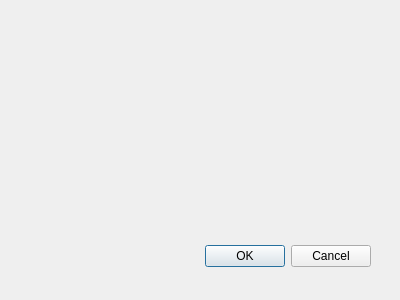
Old version of the form inputprep_dialog_base.ui in the repository khafen74/inputprep.
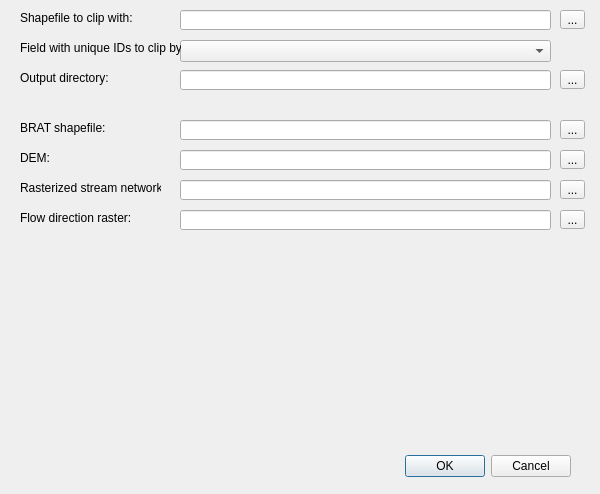
New version of the form.

The edit to the form file:
```diff
--- a/inputprep_dialog_base.ui
+++ b/inputprep_dialog_base.ui
@@ -1,22 +1,22 @@
 <ui version="4.0" >
  <class>inputprepDialogBase</class>
- <widget class="QDialog" name="inputprepDialogBase" >
-  <property name="geometry" >
+ <widget class="QDialog" name="inputprepDialogBase">
+  <property name="geometry">
    <rect>
     <x>0</x>
     <y>0</y>
-    <width>400</width>
-    <height>300</height>
+    <width>600</width>
+    <height>494</height>
    </rect>
   </property>
   <property name="windowTitle" >
    <string>Input Prep</string>
   </property>
-  <widget class="QDialogButtonBox" name="button_box" >
-   <property name="geometry" >
+  <widget class="QDialogButtonBox" name="button_box">
+   <property name="geometry">
     <rect>
-     <x>30</x>
-     <y>240</y>
+     <x>230</x>
+     <y>450</y>
      <width>341</width>
      <height>32</height>
     </rect>
@@ -28,6 +28,245 @@
     <set>QDialogButtonBox::Cancel|QDialogButtonBox::Ok</set>
    </property>
   </widget>
+  <widget class="QToolButton" name="toolButton">
+   <property name="geometry">
+    <rect>
+     <x>560</x>
+     <y>10</y>
+     <width>25</width>
+     <height>19</height>
+    </rect>
+   </property>
+   <property name="text">
+    <string>...</string>
+   </property>
+  </widget>
+  <widget class="QToolButton" name="toolButton_2">
+   <property name="geometry">
+    <rect>
+     <x>560</x>
+     <y>70</y>
+     <width>25</width>
+     <height>19</height>
+    </rect>
+   </property>
+   <property name="text">
+    <string>...</string>
+   </property>
+  </widget>
+  <widget class="QComboBox" name="comboBox">
+   <property name="geometry">
+    <rect>
+     <x>180</x>
+     <y>40</y>
+     <width>371</width>
+     <height>22</height>
+    </rect>
+   </property>
+  </widget>
+  <widget class="QLineEdit" name="lineEdit">
+   <property name="geometry">
+    <rect>
+     <x>180</x>
+     <y>10</y>
+     <width>371</width>
+     <height>20</height>
+    </rect>
+   </property>
+  </widget>
+  <widget class="QLineEdit" name="lineEdit_2">
+   <property name="geometry">
+    <rect>
+     <x>180</x>
+     <y>70</y>
+     <width>371</width>
+     <height>20</height>
+    </rect>
+   </property>
+  </widget>
+  <widget class="QLabel" name="label">
+   <property name="geometry">
+    <rect>
+     <x>20</x>
+     <y>10</y>
+     <width>121</width>
+     <height>16</height>
+    </rect>
+   </property>
+   <property name="text">
+    <string>Shapefile to clip with:</string>
+   </property>
+  </widget>
+  <widget class="QLabel" name="label_2">
+   <property name="geometry">
+    <rect>
+     <x>20</x>
+     <y>40</y>
+     <width>161</width>
+     <height>16</height>
+    </rect>
+   </property>
+   <property name="text">
+    <string>Field with unique IDs to clip by:</string>
+   </property>
+  </widget>
+  <widget class="QLabel" name="label_3">
+   <property name="geometry">
+    <rect>
+     <x>20</x>
+     <y>70</y>
+     <width>91</width>
+     <height>16</height>
+    </rect>
+   </property>
+   <property name="text">
+    <string>Output directory:</string>
+   </property>
+  </widget>
+  <widget class="QLineEdit" name="lineEdit_3">
+   <property name="geometry">
+    <rect>
+     <x>180</x>
+     <y>120</y>
+     <width>371</width>
+     <height>20</height>
+    </rect>
+   </property>
+  </widget>
+  <widget class="QToolButton" name="toolButton_3">
+   <property name="geometry">
+    <rect>
+     <x>560</x>
+     <y>120</y>
+     <width>25</width>
+     <height>19</height>
+    </rect>
+   </property>
+   <property name="text">
+    <string>...</string>
+   </property>
+  </widget>
+  <widget class="QLabel" name="label_4">
+   <property name="geometry">
+    <rect>
+     <x>20</x>
+     <y>120</y>
+     <width>91</width>
+     <height>16</height>
+    </rect>
+   </property>
+   <property name="text">
+    <string>BRAT shapefile:</string>
+   </property>
+  </widget>
+  <widget class="QLineEdit" name="lineEdit_4">
+   <property name="geometry">
+    <rect>
+     <x>180</x>
+     <y>150</y>
+     <width>371</width>
+     <height>20</height>
+    </rect>
+   </property>
+  </widget>
+  <widget class="QToolButton" name="toolButton_4">
+   <property name="geometry">
+    <rect>
+     <x>560</x>
+     <y>150</y>
+     <width>25</width>
+     <height>19</height>
+    </rect>
+   </property>
+   <property name="text">
+    <string>...</string>
+   </property>
+  </widget>
+  <widget class="QLabel" name="label_5">
+   <property name="geometry">
+    <rect>
+     <x>20</x>
+     <y>150</y>
+     <width>91</width>
+     <height>16</height>
+    </rect>
+   </property>
+   <property name="text">
+    <string>DEM:</string>
+   </property>
+  </widget>
+  <widget class="QLineEdit" name="lineEdit_5">
+   <property name="geometry">
+    <rect>
+     <x>180</x>
+     <y>180</y>
+     <width>371</width>
+     <height>20</height>
+    </rect>
+   </property>
+  </widget>
+  <widget class="QToolButton" name="toolButton_5">
+   <property name="geometry">
+    <rect>
+     <x>560</x>
+     <y>180</y>
+     <width>25</width>
+     <height>19</height>
+    </rect>
+   </property>
+   <property name="text">
+    <string>...</string>
+   </property>
+  </widget>
+  <widget class="QLabel" name="label_6">
+   <property name="geometry">
+    <rect>
+     <x>20</x>
+     <y>180</y>
+     <width>141</width>
+     <height>16</height>
+    </rect>
+   </property>
+   <property name="text">
+    <string>Rasterized stream network:</string>
+   </property>
+  </widget>
+  <widget class="QLineEdit" name="lineEdit_6">
+   <property name="geometry">
+    <rect>
+     <x>180</x>
+     <y>210</y>
+     <width>371</width>
+     <height>20</height>
+    </rect>
+   </property>
+  </widget>
+  <widget class="QToolButton" name="toolButton_6">
+   <property name="geometry">
+    <rect>
+     <x>560</x>
+     <y>210</y>
+     <width>25</width>
+     <height>19</height>
+    </rect>
+   </property>
+   <property name="text">
+    <string>...</string>
+   </property>
+  </widget>
+  <widget class="QLabel" name="label_7">
+   <property name="geometry">
+    <rect>
+     <x>20</x>
+     <y>210</y>
+     <width>111</width>
+     <height>16</height>
+    </rect>
+   </property>
+   <property name="text">
+    <string>Flow direction raster:</string>
+   </property>
+  </widget>
  </widget>
  <resources/>
  <connections>
```
Left out of the diff: 33 changed lines with no effect on the pictures.
